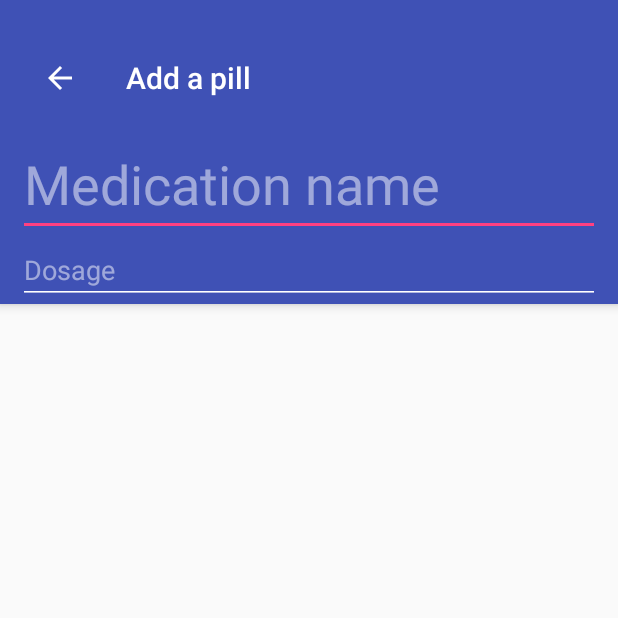
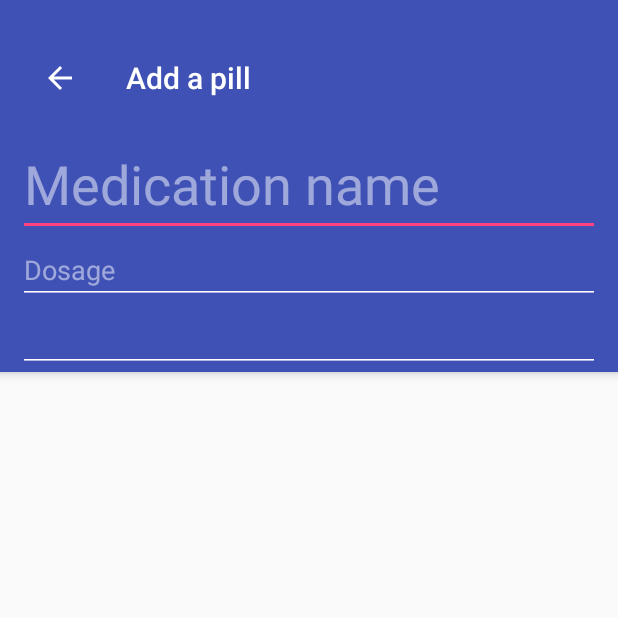
Before and after one commit to AlexZhukovich/MedicationReminder, an Android app: the PillDetailActivity screen opened directly, with no data from a screen before it, on a phone screen of 412 x 824 dp, the top half of it. Run offline under Robolectric (Android 15) with nearby library versions, the phone set to English and light mode, and no system bars.

```diff
--- a/app/src/main/res/layout/activity_pill_detail.xml
+++ b/app/src/main/res/layout/activity_pill_detail.xml
@@ -45,6 +45,13 @@
                     android:inputType="number"
                     android:textSize="18sp" />
 
+                <android.support.v7.widget.AppCompatEditText
+                    android:id="@+id/pillDescription"
+                    android:layout_width="match_parent"
+                    android:layout_height="wrap_content"
+                    android:layout_alignParentStart="true"
+                    android:layout_below="@+id/pillDosage" />
+
                 <android.support.v7.widget.Toolbar
                     android:id="@+id/toolbar"
                     android:layout_width="match_parent"
```
Also changed, not shown: 1 other file.
